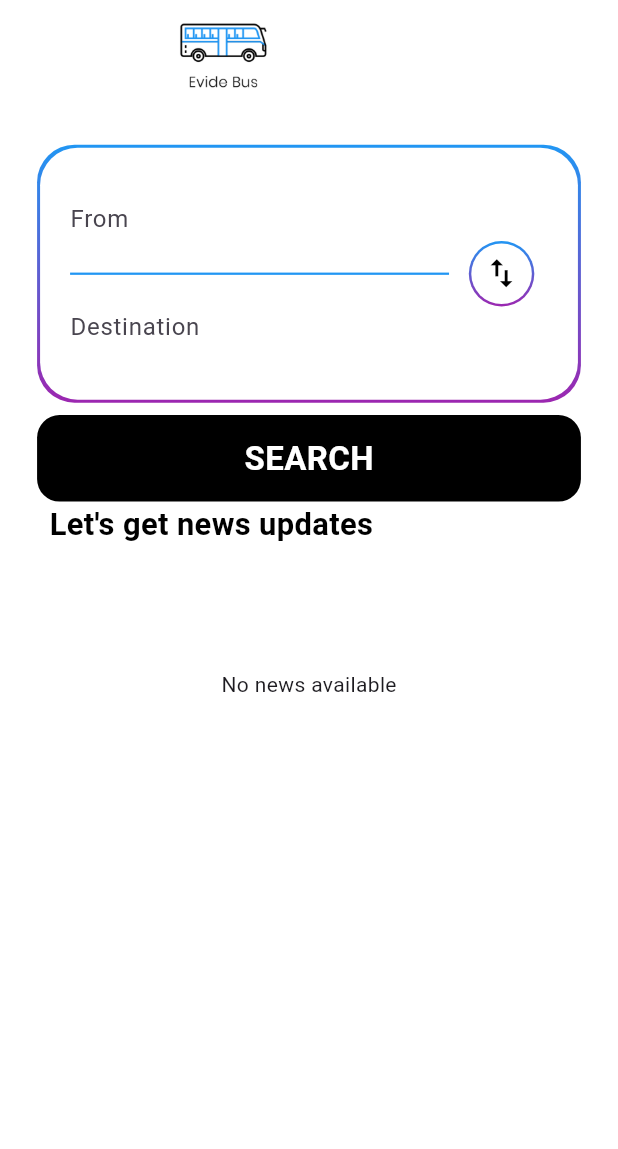
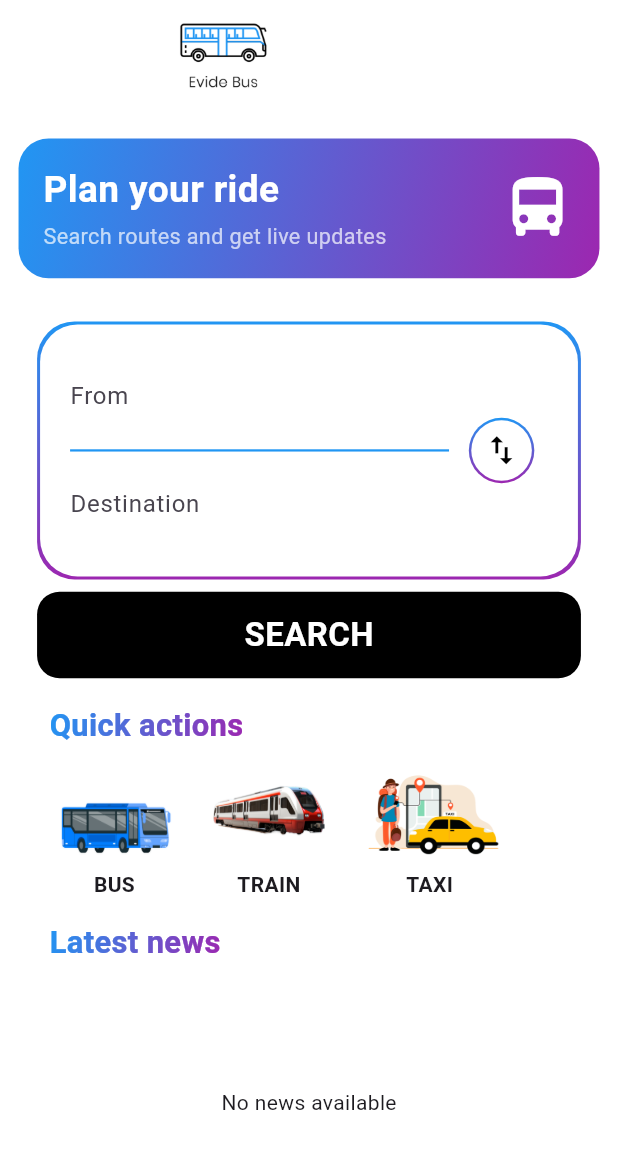
Before and after one commit to Anwar-007/evide_user, a Flutter app: the screen it shows after launch, on a phone screen of 412 x 824 dp. Shown: the top 1149 px of the screen. Run offline on Flutter 3.47's test engine with Material 3 defaults, Android fonts, the phone set to English and light mode, and no system bars; our stand-ins replace bloc, cloud_firestore, cloud_functions, equatable, firebase_core, firebase_storage and 4 more; missing offline and left inert: algolia, firebase_app_check, flutter_inappwebview; accounts and stored records are empty.

Commit message:
Enhance home page layout with ride planning card and quick actions
Co-authored-by: teamevideai <teamevideai@gmail.com>

```diff
--- a/lib/Application/Pages/HomeScreen/Home_page.dart
+++ b/lib/Application/Pages/HomeScreen/Home_page.dart
@@ -67,7 +67,7 @@ class _HomePageState extends State<HomePage> {
         resizeToAvoidBottomInset: false,
         body: SafeArea(
           child: Column(
-            mainAxisAlignment: MainAxisAlignment.center,
+            mainAxisAlignment: MainAxisAlignment.start,
             crossAxisAlignment: CrossAxisAlignment.center,
             children: [
               Padding(
@@ -105,6 +105,52 @@ class _HomePageState extends State<HomePage> {
                   ],
                 ),
               ),
+              Padding(
+                padding: EdgeInsets.symmetric(
+                    horizontal: screenWidth * 0.03,
+                    vertical: screenHeight * 0.015),
+                child: Container(
+                  decoration: BoxDecoration(
+                    gradient: const LinearGradient(
+                      colors: [Colors.blue, Colors.purple],
+                      begin: Alignment.topLeft,
+                      end: Alignment.bottomRight,
+                    ),
+                    borderRadius: BorderRadius.circular(20),
+                  ),
+                  padding: EdgeInsets.all(screenWidth * 0.04),
+                  child: Row(
+                    children: [
+                      Expanded(
+                        child: Column(
+                          crossAxisAlignment: CrossAxisAlignment.start,
+                          children: [
+                            Text(
+                              'Plan your ride',
+                              style: TextStyle(
+                                color: Colors.white,
+                                fontSize: screenWidth * 0.06,
+                                fontWeight: FontWeight.bold,
+                              ),
+                            ),
+                            Gap(screenHeight * 0.005),
+                            Text(
+                              'Search routes and get live updates',
+                              style: TextStyle(
+                                color: Colors.white70,
+                                fontSize: screenWidth * 0.035,
+                              ),
+                            ),
+                          ],
+                        ),
+                      ),
+                      SizedBox(width: screenWidth * 0.02),
+                      Icon(Icons.directions_bus,
+                          color: Colors.white, size: screenWidth * 0.12),
+                    ],
+                  ),
+                ),
+              ),
               Expanded(
                 child: SingleChildScrollView(
                   child: Builder(
@@ -118,18 +164,33 @@ class _HomePageState extends State<HomePage> {
                           mainAxisSize: MainAxisSize.min,
                           children: [
                             SearchBoxWrapper(),
-                            // Gap(screenHeight * 0.02),
-                            // const CardButonWrapper(),
+                            Gap(screenHeight * 0.02),
                             Padding(
                               padding: EdgeInsets.symmetric(
                                   horizontal: screenWidth * 0.05),
-                              child: Text(
-                                "Let's get news updates",
-                                style: TextStyle(
-                                  color: textColor,
-                                  fontSize: screenWidth * 0.05,
-                                  fontWeight: FontWeight.bold,
+                              child: GradientText(
+                                'Quick actions',
+                                gradient: const LinearGradient(
+                                  colors: [Colors.blue, Colors.purple],
+                                  begin: Alignment.topLeft,
+                                  end: Alignment.bottomRight,
                                 ),
+                                fontSize: screenWidth * 0.05,
+                              ),
+                            ),
+                            Gap(screenHeight * 0.01),
+                            const CardButonWrapper(),
+                            Padding(
+                              padding: EdgeInsets.symmetric(
+                                  horizontal: screenWidth * 0.05),
+                              child: GradientText(
+                                'Latest news',
+                                gradient: const LinearGradient(
+                                  colors: [Colors.blue, Colors.purple],
+                                  begin: Alignment.topLeft,
+                                  end: Alignment.bottomRight,
+                                ),
+                                fontSize: screenWidth * 0.05,
                               ),
                             ),
                             NewsTileWidget(),
```
